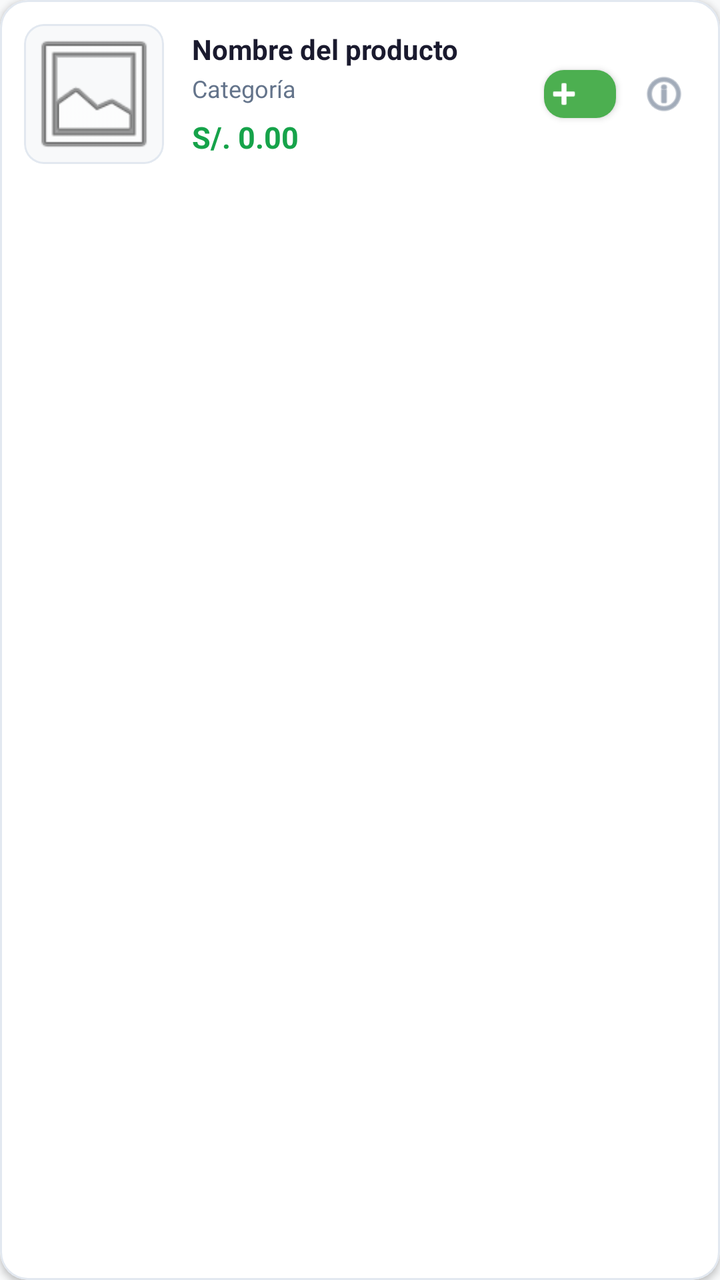
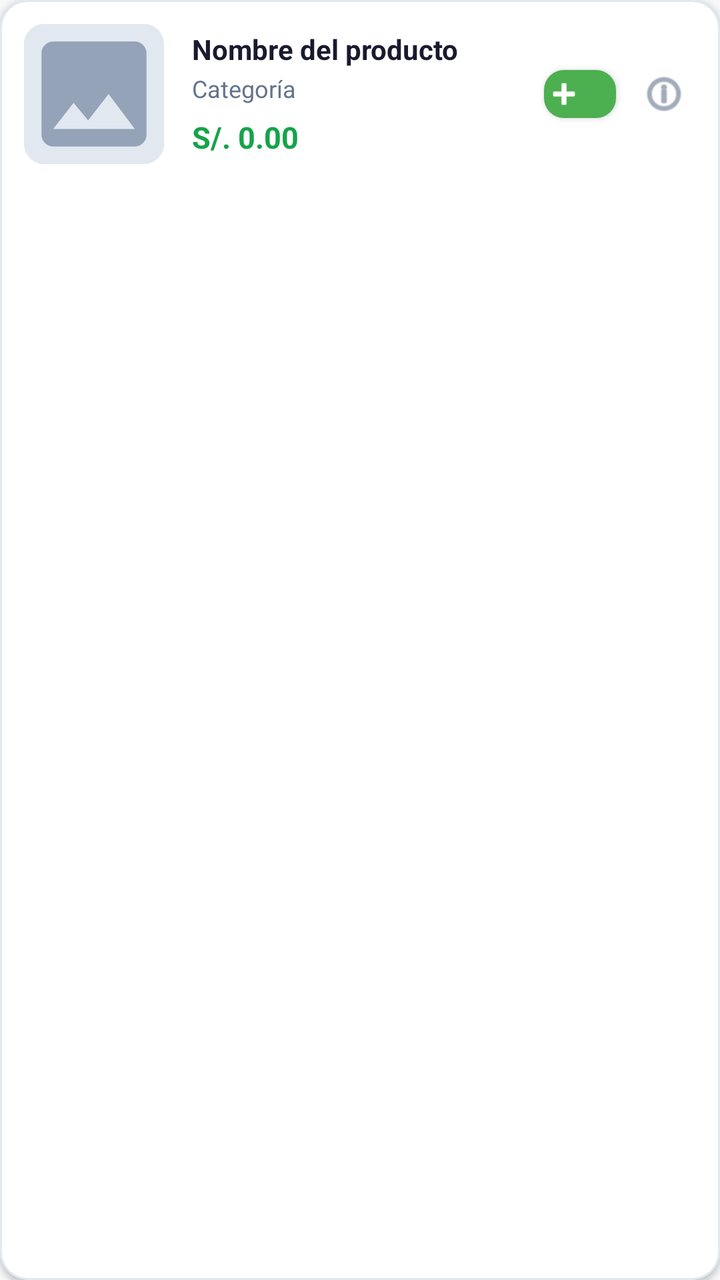

Screens rendered from an Android XML layout before and after an edit, with the pre-edit source and the edit as a unified diff.
<!-- AndroidManifest.xml: application theme Theme.MiniMarketApp -->
<!-- res/layout/item_producto.xml -->
<?xml version="1.0" encoding="utf-8"?>
<com.google.android.material.card.MaterialCardView
    xmlns:android="http://schemas.android.com/apk/res/android"
    xmlns:app="http://schemas.android.com/apk/res-auto"
    android:layout_width="match_parent"
    android:layout_height="wrap_content"
    android:layout_marginBottom="10dp"
    app:cardCornerRadius="14dp"
    app:cardElevation="2dp"
    app:strokeColor="@color/borde_card"
    app:strokeWidth="1dp"
    app:cardBackgroundColor="@color/fondo_card">

    <LinearLayout
        android:layout_width="match_parent"
        android:layout_height="wrap_content"
        android:orientation="horizontal"
        android:gravity="center_vertical"
        android:padding="12dp">

        
        <com.google.android.material.card.MaterialCardView
            android:layout_width="70dp"
            android:layout_height="70dp"
            app:cardCornerRadius="10dp"
            app:cardElevation="0dp"
            app:strokeColor="@color/borde_card"
            app:strokeWidth="1dp"
            android:layout_marginEnd="14dp">

            <ImageView
                android:id="@+id/ivProducto"
                android:layout_width="match_parent"
                android:layout_height="match_parent"
                android:scaleType="centerCrop"
                android:background="@color/fondo_general"
                android:src="@android:drawable/ic_menu_gallery" />

        </com.google.android.material.card.MaterialCardView>

        
        <LinearLayout
            android:layout_width="0dp"
            android:layout_height="wrap_content"
            android:layout_weight="1"
            android:orientation="vertical">

            <TextView
                android:id="@+id/tvNombreProducto"
                android:layout_width="wrap_content"
                android:layout_height="wrap_content"
                android:text="Nombre del producto"
                android:textColor="@color/texto_principal"
                android:textSize="14sp"
                android:textStyle="bold"
                android:maxLines="2"
                android:ellipsize="end" />

            <TextView
                android:id="@+id/tvCategoria"
                android:layout_width="wrap_content"
                android:layout_height="wrap_content"
                android:text="Categoría"
                android:textColor="@color/texto_secundario"
                android:textSize="12sp"
                android:layout_marginTop="2dp" />

            <TextView
                android:id="@+id/tvPrecio"
                android:layout_width="wrap_content"
                android:layout_height="wrap_content"
                android:text="S/. 0.00"
                android:textColor="@color/verde_ganancia"
                android:textSize="15sp"
                android:textStyle="bold"
                android:layout_marginTop="6dp" />

        </LinearLayout>

        
        <com.google.android.material.button.MaterialButton
            android:id="@+id/btnAgregar"
            android:layout_width="36dp"
            android:layout_height="36dp"
            android:padding="0dp"
            app:icon="@android:drawable/ic_input_add"
            app:iconSize="20dp"
            app:iconTint="@color/texto_sobre_verde"
            app:iconPadding="0dp"
            app:backgroundTint="@color/verde_nav"
            app:cornerRadius="10dp"
            style="@style/Widget.MaterialComponents.Button.Icon"
            android:contentDescription="Agregar al carrito" />

        
        <ImageView
            android:id="@+id/ivDetalle"
            android:layout_width="32dp"
            android:layout_height="32dp"
            android:layout_marginStart="8dp"
            android:background="?attr/selectableItemBackgroundBorderless"
            android:padding="4dp"
            android:src="@android:drawable/ic_menu_info_details"
            app:tint="@color/texto_secundario"
            android:contentDescription="Editar Producto" />

    </LinearLayout>

</com.google.android.material.card.MaterialCardView>
<!-- resources referenced by this layout -->
<resources>
  <color name="borde_card">#E2E8F0</color>
  <color name="fondo_card">#FFFFFF</color>
  <color name="fondo_general">#F8F9FA</color>
  <color name="texto_principal">#1A1A2E</color>
  <color name="texto_secundario">#64748B</color>
  <color name="texto_sobre_verde">#FFFFFF</color>
  <color name="verde_ganancia">#16A34A</color>
  <color name="verde_nav">#4CAF50</color>
  <style name="Theme.MiniMarketApp" parent="Theme.MaterialComponents.DayNight.NoActionBar">
  
          
          <item name="colorPrimary">@color/verde_nav</item>
          <item name="colorPrimaryVariant">#388E3C</item>
          <item name="colorSecondary">@color/amarillo_accion</item>
          <item name="colorOnPrimary">@color/texto_sobre_verde</item>
          <item name="colorOnSecondary">@color/texto_sobre_amarillo</item>
  
          
          <item name="android:windowBackground">@color/fondo_general</item>
          <item name="android:colorBackground">@color/fondo_general</item>
  
          
          <item name="android:textColorPrimary">@color/texto_principal</item>
          <item name="android:textColorSecondary">@color/texto_secundario</item>
          <item name="android:textColorHint">@color/texto_hint</item>
  
          
          <item name="boxStrokeColor">@color/amarillo_accion</item>
          <item name="hintTextColor">@color/amarillo_accion</item>
  
          
          <item name="materialCardViewStyle">@style/Widget.App.CardView</item>
      </style>
  <color name="amarillo_accion">#FFC107</color>
  <color name="texto_sobre_amarillo">#1A1A2E</color>
  <color name="texto_hint">#94A3B8</color>
  <style name="Widget.App.CardView" parent="Widget.MaterialComponents.CardView">
          <item name="cardBackgroundColor">@color/fondo_card</item>
          <item name="strokeColor">@color/borde_card</item>
          <item name="strokeWidth">1dp</item>
      </style>
</resources>

<!-- the commit's change to res/layout/item_producto.xml (unified diff, before → after) -->
@@ -33,8 +33,7 @@
                 android:layout_width="match_parent"
                 android:layout_height="match_parent"
                 android:scaleType="centerCrop"
-                android:background="@color/fondo_general"
-                android:src="@android:drawable/ic_menu_gallery" />
+                android:src="@drawable/ic_product_placeholder" />
 
         </com.google.android.material.card.MaterialCardView>
 
<!-- resource entries referenced after the edit -->
@@ -8,6 +8,21 @@
   <color name="texto_sobre_verde">#FFFFFF</color>
   <color name="verde_ganancia">#16A34A</color>
   <color name="verde_nav">#4CAF50</color>
+  <!-- drawable ic_product_placeholder (drawable) -->
+  <vector xmlns:android="http://schemas.android.com/apk/res/android"
+      android:width="120dp"
+      android:height="120dp"
+      android:viewportWidth="24"
+      android:viewportHeight="24">
+      
+      <path
+          android:fillColor="#E2E8F0"
+          android:pathData="M0,0h24v24H0z" />
+      
+      <path
+          android:fillColor="#94A3B8"
+          android:pathData="M21,19V5c0,-1.1 -0.9,-2 -2,-2H5c-1.1,0 -2,0.9 -2,2v14c0,1.1 0.9,2 2,2h14c1.1,0 2,-0.9 2,-2zM8.5,13.5l2.5,3.01L14.5,12l4.5,6H5l3.5,-4.5z" />
+  </vector>
   <style name="Theme.MiniMarketApp" parent="Theme.MaterialComponents.DayNight.NoActionBar">
   
           
